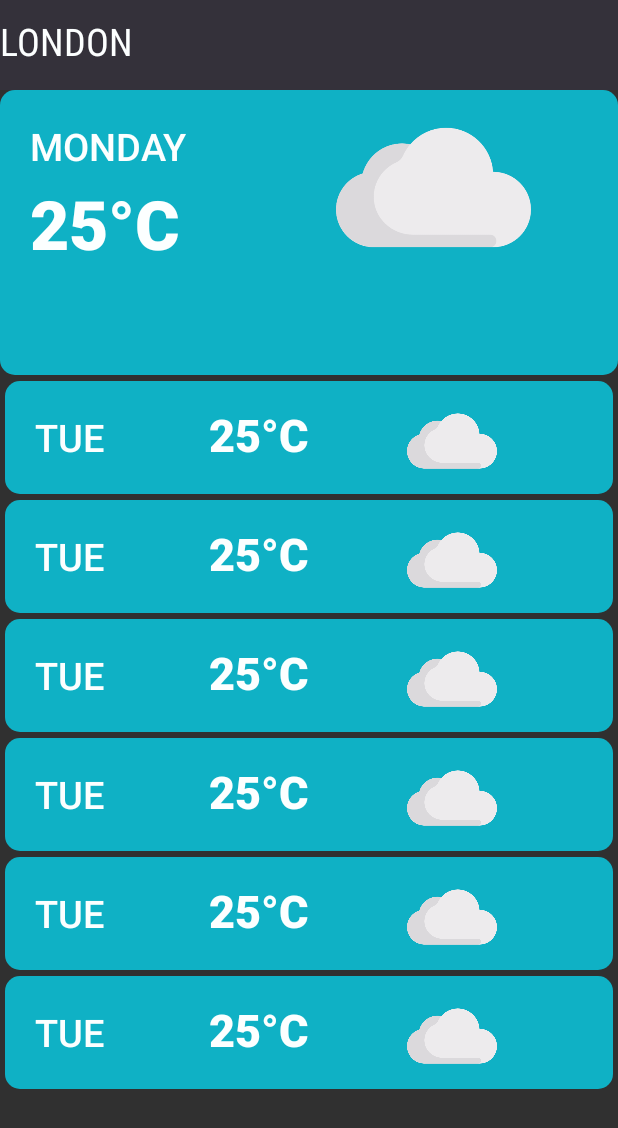
After one commit to EiEi-stack/Wealther, an Android app: the layout wealther_layout.xml on its own in the app's theme, with its tools: preview values and no code run, on a phone screen of 412 x 824 dp. The commit adds this screen. Shown: the top 1128 px of the screen. Run offline under Robolectric (Android 15) with nearby library versions, the phone set to English and light mode, and no system bars.

Commit message:
設計更新

```diff
--- /dev/null
+++ b/app/src/main/res/drawable/bg_style.xml
@@ -0,0 +1,6 @@
+<?xml version="1.0" encoding="utf-8"?>
+<shape xmlns:android="http://schemas.android.com/apk/res/android">
+<solid
+    android:color="@color/colorAccent"/>
+    <corners android:radius="10dp"/>
+</shape>
--- /dev/null
+++ b/app/src/main/res/drawable/btn_style.xml
@@ -0,0 +1,6 @@
+<?xml version="1.0" encoding="utf-8"?>
+<shape xmlns:android="http://schemas.android.com/apk/res/android">
+    <solid android:color="@color/colorPrimaryDark"/>
+    <corners android:radius="10dp"/>
+
+</shape>
--- /dev/null
+++ b/app/src/main/res/layout/wealther_layout.xml
@@ -0,0 +1,277 @@
+<?xml version="1.0" encoding="utf-8"?>
+<LinearLayout xmlns:android="http://schemas.android.com/apk/res/android"
+    android:layout_width="match_parent"
+    android:layout_height="match_parent"
+    android:orientation="vertical">
+
+    <LinearLayout
+        android:layout_width="match_parent"
+        android:layout_height="60dp"
+        android:background="@color/colorPrimaryDark">
+
+        <TextView
+            android:layout_width="wrap_content"
+            android:layout_height="wrap_content"
+            android:layout_marginTop="10dp"
+            android:fontFamily="sans-serif-condensed"
+            android:text="LONDON"
+            android:textColor="@color/colorPrimary"
+            android:textSize="25sp" />
+
+    </LinearLayout>
+
+    <LinearLayout
+        android:layout_width="match_parent"
+        android:layout_height="190dp"
+        android:background="@drawable/bg_style">
+
+        <LinearLayout
+            android:layout_width="match_parent"
+            android:layout_height="wrap_content"
+            android:orientation="horizontal">
+
+            <LinearLayout
+                android:layout_width="wrap_content"
+                android:layout_height="wrap_content"
+                android:orientation="vertical">
+                <TextView
+                    android:layout_width="wrap_content"
+                    android:layout_height="wrap_content"
+                    android:text="MONDAY"
+                    android:textSize="25sp"
+                    android:layout_marginLeft="20dp"
+                    android:layout_marginTop="20dp"
+                    android:textColor="@color/colorPrimary"
+                    android:fontFamily="sans-serif-medium"/>
+                <TextView
+                    android:layout_width="wrap_content"
+                    android:layout_height="wrap_content"
+                    android:text="25°C"
+                    android:textSize="45sp"
+                    android:layout_marginLeft="20dp"
+                    android:layout_marginTop="4dp"
+                    android:textColor="@color/colorPrimary"
+                    android:fontFamily="sans-serif-medium"
+                    android:textStyle="bold"/>
+            </LinearLayout>
+            <ImageView
+                android:layout_width="130dp"
+                android:layout_height="130dp"
+                android:layout_gravity="end"
+                android:src="@drawable/cloud"
+                android:layout_marginLeft="100dp"/>
+
+        </LinearLayout>
+    </LinearLayout>
+    <LinearLayout
+        android:layout_width="match_parent"
+        android:layout_height="75dp"
+        android:orientation="horizontal"
+        android:layout_marginTop="4dp"
+        android:background="@drawable/bg_style"
+        android:layout_marginLeft="3dp"
+        android:layout_marginRight="3dp">
+        <TextView
+            android:layout_width="wrap_content"
+            android:layout_height="wrap_content"
+            android:text="TUE"
+            android:textColor="@color/colorPrimary"
+            android:textSize="25sp"
+            android:layout_marginLeft="20dp"
+            android:layout_marginTop="15dp"
+            android:fontFamily="sans-serif-medium"/>
+        <TextView
+            android:layout_width="wrap_content"
+            android:layout_height="wrap_content"
+            android:text="25°C"
+            android:textColor="@color/colorPrimary"
+            android:textSize="30sp"
+            android:layout_marginLeft="70dp"
+            android:layout_marginTop="15dp"
+            android:fontFamily="sans-serif-medium"
+            android:textStyle="bold"/>
+            <ImageView
+                android:layout_width="60dp"
+                android:layout_height="60dp"
+                android:src="@drawable/cloud"
+                android:layout_marginTop="10dp"
+                android:layout_marginLeft="65dp"/>
+
+    </LinearLayout>
+    <LinearLayout
+        android:layout_width="match_parent"
+        android:layout_height="75dp"
+        android:orientation="horizontal"
+        android:layout_marginTop="4dp"
+        android:background="@drawable/bg_style"
+        android:layout_marginLeft="3dp"
+        android:layout_marginRight="3dp">
+        <TextView
+            android:layout_width="wrap_content"
+            android:layout_height="wrap_content"
+            android:text="TUE"
+            android:textColor="@color/colorPrimary"
+            android:textSize="25sp"
+            android:layout_marginLeft="20dp"
+            android:layout_marginTop="15dp"
+            android:fontFamily="sans-serif-medium"/>
+        <TextView
+            android:layout_width="wrap_content"
+            android:layout_height="wrap_content"
+            android:text="25°C"
+            android:textColor="@color/colorPrimary"
+            android:textSize="30sp"
+            android:layout_marginLeft="70dp"
+            android:layout_marginTop="15dp"
+            android:fontFamily="sans-serif-medium"
+            android:textStyle="bold"/>
+            <ImageView
+                android:layout_width="60dp"
+                android:layout_height="60dp"
+                android:src="@drawable/cloud"
+                android:layout_marginTop="10dp"
+                android:layout_marginLeft="65dp"/>
+
+    </LinearLayout>
+    <LinearLayout
+        android:layout_width="match_parent"
+        android:layout_height="75dp"
+        android:orientation="horizontal"
+        android:layout_marginTop="4dp"
+        android:background="@drawable/bg_style"
+        android:layout_marginLeft="3dp"
+        android:layout_marginRight="3dp">
+        <TextView
+            android:layout_width="wrap_content"
+            android:layout_height="wrap_content"
+            android:text="TUE"
+            android:textColor="@color/colorPrimary"
+            android:textSize="25sp"
+            android:layout_marginLeft="20dp"
+            android:layout_marginTop="15dp"
+            android:fontFamily="sans-serif-medium"/>
+        <TextView
+            android:layout_width="wrap_content"
+            android:layout_height="wrap_content"
+            android:text="25°C"
+            android:textColor="@color/colorPrimary"
+            android:textSize="30sp"
+            android:layout_marginLeft="70dp"
+            android:layout_marginTop="15dp"
+            android:fontFamily="sans-serif-medium"
+            android:textStyle="bold"/>
+            <ImageView
+                android:layout_width="60dp"
+                android:layout_height="60dp"
+                android:src="@drawable/cloud"
+                android:layout_marginTop="10dp"
+                android:layout_marginLeft="65dp"/>
+
+    </LinearLayout>
+    <LinearLayout
+        android:layout_width="match_parent"
+        android:layout_height="75dp"
+        android:orientation="horizontal"
+        android:layout_marginTop="4dp"
+        android:background="@drawable/bg_style"
+        android:layout_marginLeft="3dp"
+        android:layout_marginRight="3dp">
+        <TextView
+            android:layout_width="wrap_content"
+            android:layout_height="wrap_content"
+            android:text="TUE"
+            android:textColor="@color/colorPrimary"
+            android:textSize="25sp"
+            android:layout_marginLeft="20dp"
+            android:layout_marginTop="15dp"
+            android:fontFamily="sans-serif-medium"/>
+        <TextView
+            android:layout_width="wrap_content"
+            android:layout_height="wrap_content"
+            android:text="25°C"
+            android:textColor="@color/colorPrimary"
+            android:textSize="30sp"
+            android:layout_marginLeft="70dp"
+            android:layout_marginTop="15dp"
+            android:fontFamily="sans-serif-medium"
+            android:textStyle="bold"/>
+            <ImageView
+                android:layout_width="60dp"
+                android:layout_height="60dp"
+                android:src="@drawable/cloud"
+                android:layout_marginTop="10dp"
+                android:layout_marginLeft="65dp"/>
+
+    </LinearLayout>
+    <LinearLayout
+        android:layout_width="match_parent"
+        android:layout_height="75dp"
+        android:orientation="horizontal"
+        android:layout_marginTop="4dp"
+        android:background="@drawable/bg_style"
+        android:layout_marginLeft="3dp"
+        android:layout_marginRight="3dp">
+        <TextView
+            android:layout_width="wrap_content"
+            android:layout_height="wrap_content"
+            android:text="TUE"
+            android:textColor="@color/colorPrimary"
+            android:textSize="25sp"
+            android:layout_marginLeft="20dp"
+            android:layout_marginTop="15dp"
+            android:fontFamily="sans-serif-medium"/>
+        <TextView
+            android:layout_width="wrap_content"
+            android:layout_height="wrap_content"
+            android:text="25°C"
+            android:textColor="@color/colorPrimary"
+            android:textSize="30sp"
+            android:layout_marginLeft="70dp"
+            android:layout_marginTop="15dp"
+            android:fontFamily="sans-serif-medium"
+            android:textStyle="bold"/>
+            <ImageView
+                android:layout_width="60dp"
+                android:layout_height="60dp"
+                android:src="@drawable/cloud"
+                android:layout_marginTop="10dp"
+                android:layout_marginLeft="65dp"/>
+
+    </LinearLayout>
+    <LinearLayout
+        android:layout_width="match_parent"
+        android:layout_height="75dp"
+        android:orientation="horizontal"
+        android:layout_marginTop="4dp"
+        android:background="@drawable/bg_style"
+        android:layout_marginLeft="3dp"
+        android:layout_marginRight="3dp">
+        <TextView
+            android:layout_width="wrap_content"
+            android:layout_height="wrap_content"
+            android:text="TUE"
+            android:textColor="@color/colorPrimary"
+            android:textSize="25sp"
+            android:layout_marginLeft="20dp"
+            android:layout_marginTop="15dp"
+            android:fontFamily="sans-serif-medium"/>
+        <TextView
+            android:layout_width="wrap_content"
+            android:layout_height="wrap_content"
+            android:text="25°C"
+            android:textColor="@color/colorPrimary"
+            android:textSize="30sp"
+            android:layout_marginLeft="70dp"
+            android:layout_marginTop="15dp"
+            android:fontFamily="sans-serif-medium"
+            android:textStyle="bold"/>
+            <ImageView
+                android:layout_width="60dp"
+                android:layout_height="60dp"
+                android:src="@drawable/cloud"
+                android:layout_marginTop="10dp"
+                android:layout_marginLeft="65dp"/>
+
+    </LinearLayout>
+
+</LinearLayout>
--- a/app/src/main/res/values/colors.xml
+++ b/app/src/main/res/values/colors.xml
@@ -1,6 +1,6 @@
 <?xml version="1.0" encoding="utf-8"?>
 <resources>
-    <color name="colorPrimary">#6200EE</color>
-    <color name="colorPrimaryDark">#3700B3</color>
-    <color name="colorAccent">#03DAC5</color>
+    <color name="colorPrimary">#FCFFFF</color>
+    <color name="colorPrimaryDark">#34313A</color>
+    <color name="colorAccent">#0FB1C5</color>
 </resources>
--- a/app/src/main/res/values/styles.xml
+++ b/app/src/main/res/values/styles.xml
@@ -1,7 +1,7 @@
 <resources>
 
     <!-- Base application theme. -->
-    <style name="AppTheme" parent="Theme.AppCompat.Light.DarkActionBar">
+    <style name="AppTheme" parent="Theme.AppCompat.NoActionBar">
         <!-- Customize your theme here. -->
         <item name="colorPrimary">@color/colorPrimary</item>
         <item name="colorPrimaryDark">@color/colorPrimaryDark</item>
```
Also changed, not shown: app/src/main/java/et/ad/currentwealther/AppIdInterceptor.kt (added, +19 -0 lines), app/src/main/java/et/ad/currentwealther/MainActivity.kt (+66 -91 lines), app/src/main/java/et/ad/currentwealther/MetricInterceptor.kt (added, +16 -0 lines), app/src/main/java/et/ad/currentwealther/OpenWeatherMapApi.kt (+2 -6 lines), app/src/main/java/et/ad/currentwealther/RetrofitInstanceFactory.kt (added, +24 -0 lines), app/src/main/res/drawable/main_style.xml (added, +8 -0 lines), app/src/main/res/layout/activity_main.xml (+44 -8 lines), app/src/main/res/drawable/cloud.png (added), 1 other file.
